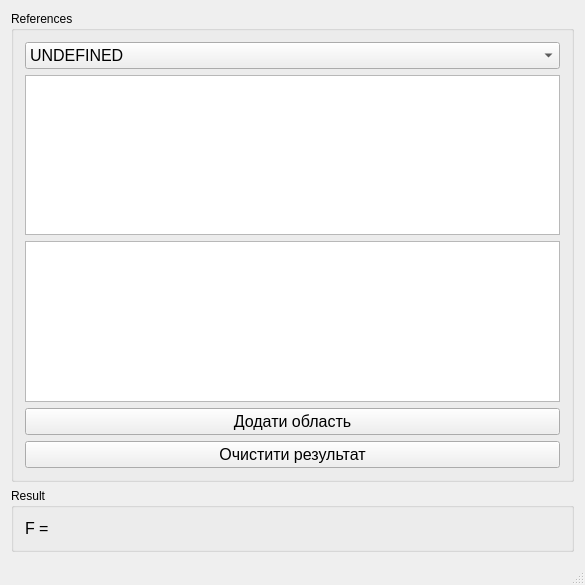
The window that mainwindow.ui (Magnus07/cdm-lab-4) describes before a commit, drawn with Qt 5.
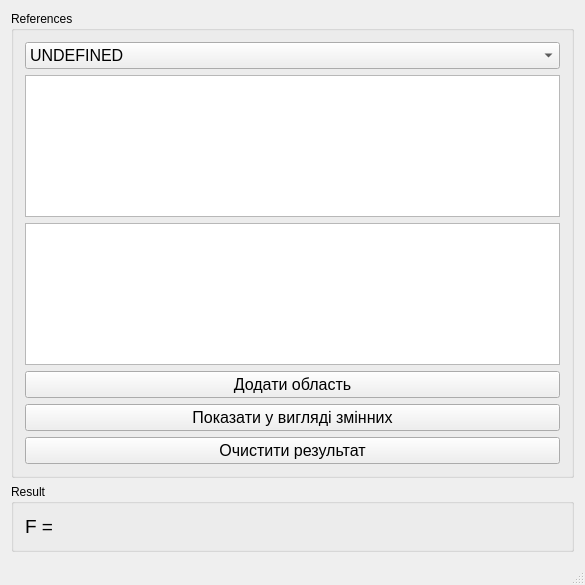
The same window after the commit.

```diff
--- a/mainwindow.ui
+++ b/mainwindow.ui
@@ -99,6 +99,18 @@
          </property>
         </widget>
        </item>
+       <item>
+        <widget class="QPushButton" name="pushButton_3">
+         <property name="font">
+          <font>
+           <pointsize>12</pointsize>
+          </font>
+         </property>
+         <property name="text">
+          <string>Показати у вигляді змінних</string>
+         </property>
+        </widget>
+       </item>
        <item>
         <widget class="QPushButton" name="pushButton_2">
          <property name="font">
@@ -124,7 +136,7 @@
         <widget class="QLabel" name="label">
          <property name="font">
           <font>
-           <pointsize>12</pointsize>
+           <pointsize>14</pointsize>
           </font>
          </property>
          <property name="text">
```
Left out of the diff: 4 changed lines with no effect on the pictures.
